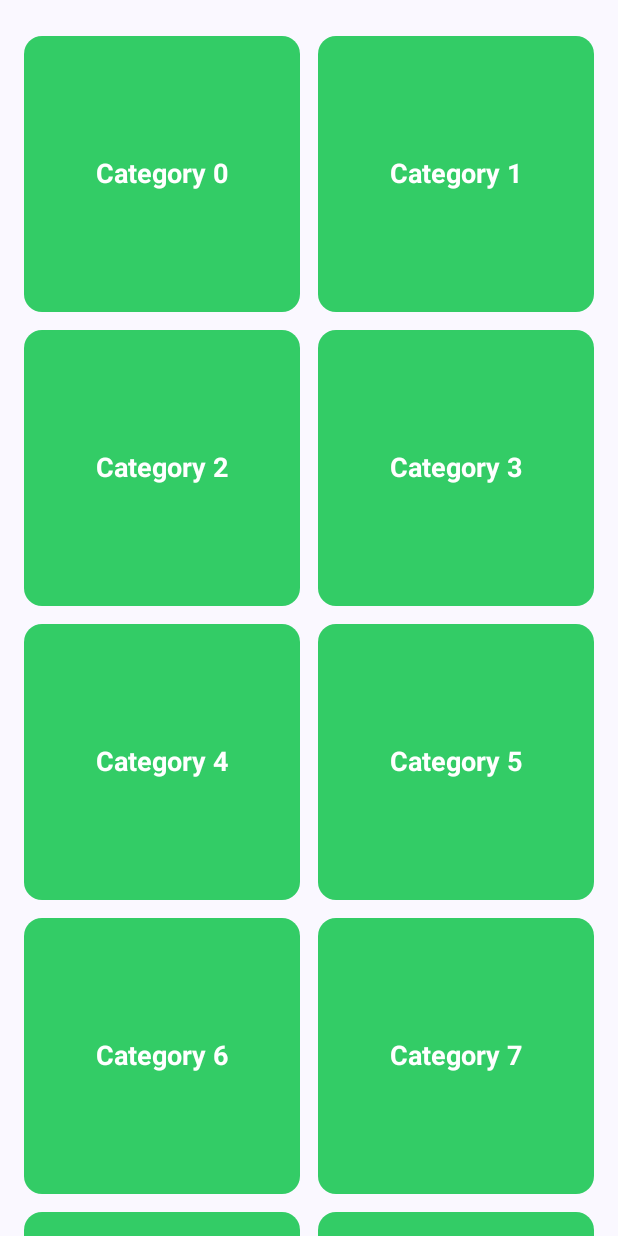
After one commit to AnhQuocs/Jetpack-Compose-Basic, an Android app built with Jetpack Compose: the composable CategoryScreen shown on its own in the app's theme, on a phone screen of 412 x 824 dp. The commit adds this screen. Run offline under Robolectric (Android 15) with nearby library versions, the phone set to English and light mode, and no system bars.

Commit message:
lazy grid

```diff
--- a/app/build.gradle.kts
+++ b/app/build.gradle.kts
@@ -51,6 +51,8 @@ dependencies {
     implementation(libs.androidx.material3)
     implementation("androidx.compose.material:material-icons-extended:1.0.0")
     implementation ("androidx.constraintlayout:constraintlayout-compose:1.0.1")
+    implementation ("com.google.accompanist:accompanist-systemuicontroller:0.30.1")
+    implementation ("androidx.navigation:navigation-compose:2.7.5")
     testImplementation(libs.junit)
     androidTestImplementation(libs.androidx.junit)
     androidTestImplementation(libs.androidx.espresso.core)
--- /dev/null
+++ b/app/src/main/java/com/example/syt/CategoryScreen.kt
@@ -0,0 +1,56 @@
+package com.example.syt
+
+import androidx.compose.foundation.background
+import androidx.compose.foundation.layout.Arrangement
+import androidx.compose.foundation.layout.Box
+import androidx.compose.foundation.layout.PaddingValues
+import androidx.compose.foundation.layout.aspectRatio
+import androidx.compose.foundation.layout.padding
+import androidx.compose.foundation.lazy.grid.GridCells
+import androidx.compose.foundation.lazy.grid.LazyVerticalGrid
+import androidx.compose.foundation.shape.RoundedCornerShape
+import androidx.compose.material3.Text
+import androidx.compose.runtime.Composable
+import androidx.compose.ui.Alignment
+import androidx.compose.ui.Modifier
+import androidx.compose.ui.draw.clip
+import androidx.compose.ui.graphics.Color
+import androidx.compose.ui.text.TextStyle
+import androidx.compose.ui.text.font.FontWeight
+import androidx.compose.ui.unit.dp
+import androidx.compose.ui.unit.sp
+
+@Composable
+fun CategoryScreen(modifier: Modifier = Modifier) {
+    LazyVerticalGrid(columns = GridCells.Fixed(2),
+        horizontalArrangement = Arrangement.spacedBy(12.dp),
+        verticalArrangement = Arrangement.spacedBy(12.dp),
+        contentPadding = PaddingValues(horizontal = 16.dp, vertical = 24.dp)
+    ) {
+
+        items(20) {
+            index ->
+            Item(index = index)
+        }
+
+    }
+}
+
+@Composable
+fun Item(modifier: Modifier = Modifier, index: Int) {
+    Box(
+        modifier = Modifier
+            .background(
+                color = Color(0xFF33CC66),
+                shape = RoundedCornerShape(12.dp)
+            )
+            .aspectRatio(1f).clip(RoundedCornerShape(12.dp)),
+        contentAlignment = Alignment.Center
+    ) {
+        Text("Category $index", style = TextStyle(
+            color = Color.White,
+            fontWeight = FontWeight.Bold,
+            fontSize = 18.sp
+        ))
+    }
+}
```
Also changed, not shown: app/src/main/java/com/example/syt/MainActivity.kt (+11 -5 lines).
